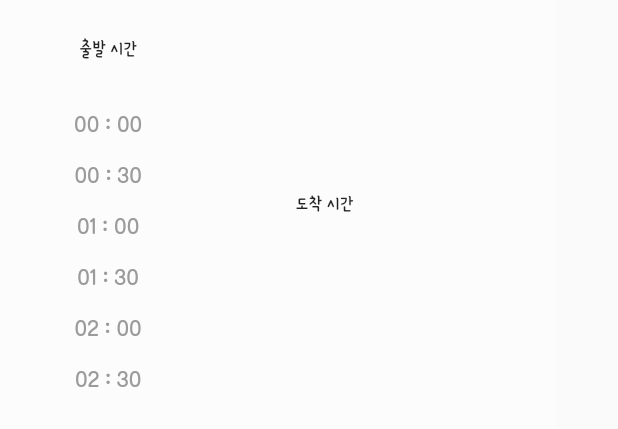
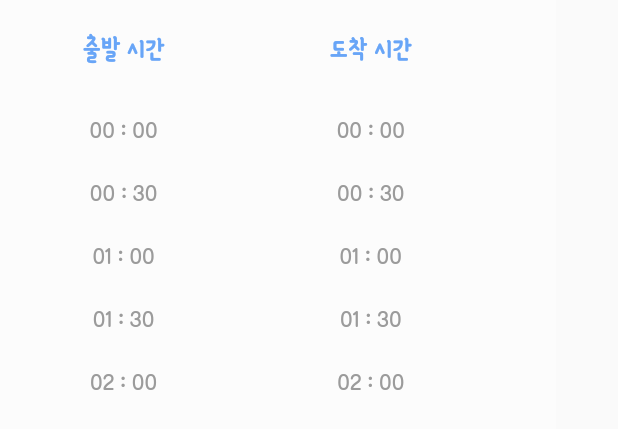
Before and after one commit to boglbbogl/flutter_goffer, a Flutter app: the TimePicker widget shown alone on an empty page, opened directly with empty values, on a phone screen of 412 x 824 dp. Shown: the top 429 px of the screen. Run offline on Flutter 3.47's test engine with Material 2 defaults, Android fonts, the phone set to English and light mode, and no system bars; our stand-ins replace bloc, dartz, flutter_bloc, freezed_annotation, get_it, injectable and 2 more.

Commit message:
time picker 작업 완료

```diff
--- a/lib/application/create/plan/create_plan_bloc.dart
+++ b/lib/application/create/plan/create_plan_bloc.dart
@@ -21,8 +21,8 @@ class CreatePlanBloc extends Bloc<CreatePlanEvent, CreatePlanState> {
         final CreatePlan initialPlan = CreatePlan.empty().copyWith(
           startDate: DateTime.now(),
           endDate: DateTime.now(),
-          startTime: "09:00",
-          endTime: "09:00",
+          startTime: "09 : 00",
+          endTime: "09 : 00",
         );
         CreatePlanState _state;
         _state = state.copyWith(
--- a/lib/presentation/create/widget/time_list.dart
+++ b/lib/presentation/create/widget/time_list.dart
@@ -23,4 +23,28 @@ List timeList = [
   '10 : 30',
   '11 : 00',
   '11 : 30',
+  '12 : 00',
+  '12 : 30',
+  '13 : 00',
+  '13 : 30',
+  '14 : 00',
+  '14 : 30',
+  '15 : 00',
+  '15 : 30',
+  '16 : 00',
+  '16 : 30',
+  '17 : 00',
+  '17 : 30',
+  '18 : 00',
+  '18 : 30',
+  '19 : 00',
+  '19 : 30',
+  '20 : 00',
+  '20 : 30',
+  '21 : 00',
+  '21 : 30',
+  '22 : 00',
+  '22 : 30',
+  '23 : 00',
+  '23 : 30',
 ];
--- a/lib/presentation/create/widget/time_picker.dart
+++ b/lib/presentation/create/widget/time_picker.dart
@@ -1,3 +1,4 @@
+import 'package:flutter/gestures.dart';
 import 'package:flutter/material.dart';
 import 'package:flutter_bloc/flutter_bloc.dart';
 import 'package:flutter_goffer/_constant/widgets/theme.dart';
@@ -27,16 +28,9 @@ class TimePicker extends StatelessWidget {
         children: [
           Row(
             children: [
-              Column(
-                children: [
-                  SizedBox(
-                      width: size.width * 0.35,
-                      height: size.height * 0.08,
-                      child: Center(child: Text('출발 시간'))),
-                  SizedBox(
-                    height: size.height * 0.25,
-                    width: size.width * 0.35,
-                    child: ListView(
+              timePickerForm(
+                title: '출발 시간',
+                listWidget: ListView(
                   children: [
                     ...timeList.map((e) => Center(
                             child: InkWell(
@@ -45,34 +39,73 @@ class TimePicker extends StatelessWidget {
                                 CreatePlanEvent.startTimeSelected(
                                     start: e.toString()));
                           },
-                              child: Padding(
-                                padding: const EdgeInsets.all(8.0),
-                                child: Text(
-                                  e.toString(),
-                                  style: theme.textTheme.bodyText2!.copyWith(
-                                      fontSize: e != start ? 18 : 22,
-                                      color: e != start
-                                          ? const Color.fromRGBO(
-                                              155, 155, 155, 1)
-                                          : appColor,
-                                      fontWeight: e != start
-                                          ? FontWeight.normal
-                                          : FontWeight.bold),
-                                ),
-                              ),
+                          child: timeListItemForm(e: e.toString(), time: start),
                         )))
                   ],
                 ),
               ),
+              timePickerForm(
+                title: '도착 시간',
+                listWidget: ListView(
+                  children: [
+                    ...timeList.map((e) => Center(
+                            child: InkWell(
+                          onTap: () {
+                            context.read<CreatePlanBloc>().add(
+                                CreatePlanEvent.endTimeSelected(
+                                    end: e.toString()));
+                          },
+                          child: timeListItemForm(e: e.toString(), time: end),
+                        )))
                   ],
                 ),
-              SizedBox(
-                  width: size.width * 0.35,
-                  child: Center(child: Text('도착 시간'))),
+              ),
             ],
           )
         ],
       ),
     );
   }
+
+  Padding timeListItemForm({
+    required String e,
+    required String time,
+  }) {
+    return Padding(
+      padding: const EdgeInsets.symmetric(vertical: 12),
+      child: Text(
+        e,
+        style: theme.textTheme.bodyText2!.copyWith(
+            fontSize: e != time ? 18 : 22,
+            color:
+                e != time ? const Color.fromRGBO(155, 155, 155, 1) : appColor,
+            fontWeight: e != time ? FontWeight.normal : FontWeight.bold),
+      ),
+    );
   }
+
+  Column timePickerForm({
+    required String title,
+    required Widget listWidget,
+  }) {
+    return Column(
+      children: [
+        SizedBox(
+            width: size.width * 0.4,
+            height: size.height * 0.08,
+            child: Center(
+                child: Text(title,
+                    style: theme.textTheme.bodyText2!.copyWith(
+                      color: appColor,
+                      fontSize: 20,
+                      fontWeight: FontWeight.bold,
+                    )))),
+        SizedBox(
+          height: size.height * 0.25,
+          width: size.width * 0.35,
+          child: listWidget,
+        ),
+      ],
+    );
+  }
+}
```
Lines whose indentation alone changed are shown as unchanged.
